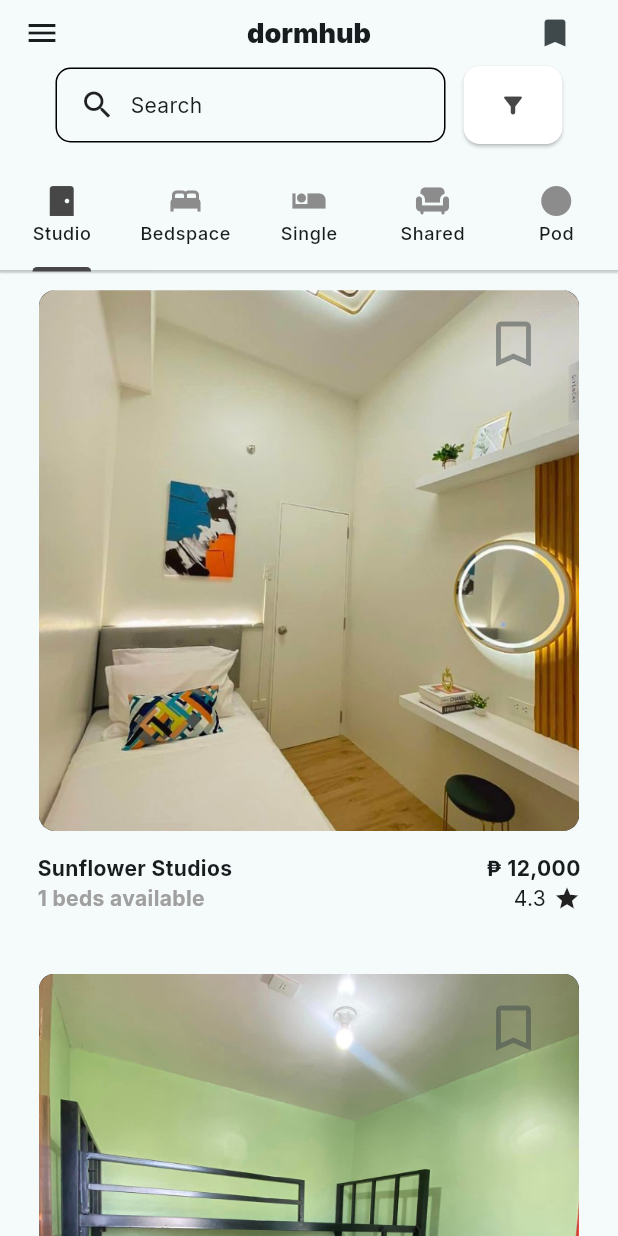
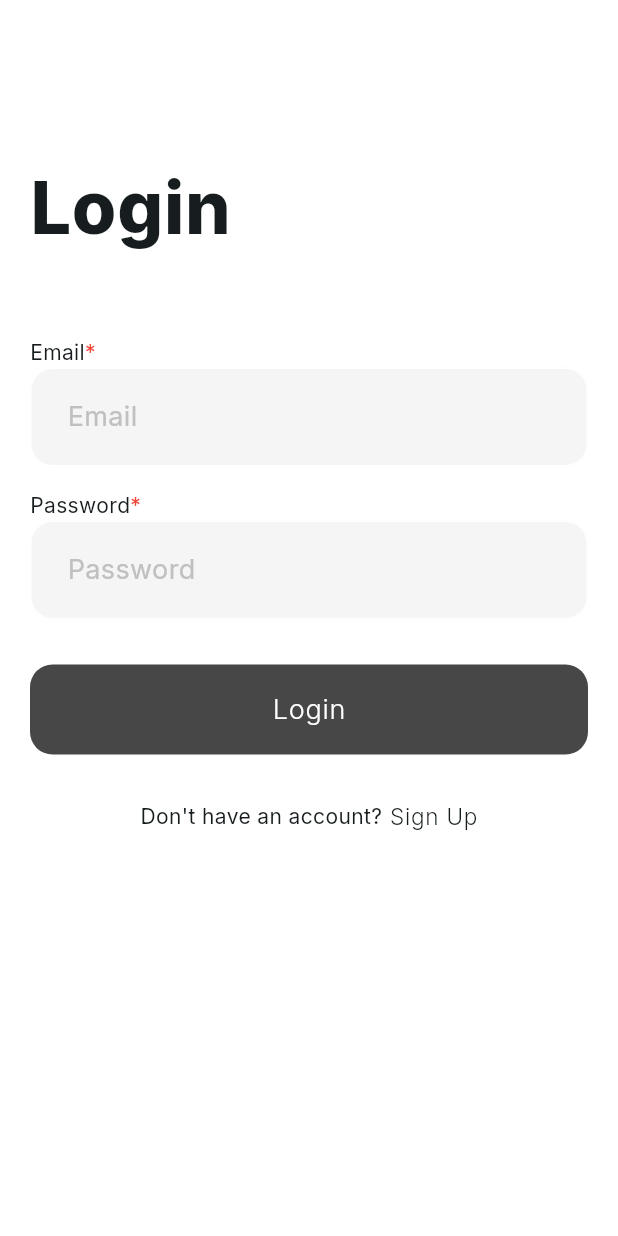
Before and after one commit to ringojuice03/dormhub, a Flutter app: the screen it shows after launch, on a phone screen of 412 x 824 dp. Run offline on Flutter 3.47's test engine with Material 3 defaults, Android fonts, the phone set to English and light mode, and no system bars; our stand-ins replace auto_size_text, cloud_firestore, firebase_auth, firebase_core, flutter_svg, fluttertoast and 3 more; accounts and stored records are empty.

Commit message:
firebase

```diff
--- /dev/null
+++ b/dorm_list/lib/firebase_auth_implementation/firebase_auth_services.dart
@@ -0,0 +1,47 @@
+import 'package:dorm_list/firebase_auth_implementation/user_model.dart';
+import 'package:dorm_list/firebase_auth_implementation/user_repository.dart';
+import 'package:dorm_list/global/common/toast.dart';
+import 'package:firebase_auth/firebase_auth.dart';
+import 'package:get/get.dart';
+
+
+
+
+class FirebaseAuthService {
+  FirebaseAuth _auth = FirebaseAuth.instance;
+  final userRepo = Get.put(UserRepository());
+
+  Future<User?> signUpWithEmailAndPassword(String email, String password) async {
+    try {
+      UserCredential credential = await _auth.createUserWithEmailAndPassword(email: email, password: password);
+      return credential.user;
+    } on FirebaseAuthException catch(e) {
+      if (e.code == 'email-already-in-use') {
+        showToast(message: 'The email is already in use.');
+      }
+      else {
+        showToast(message: 'An error occurred: ${e.code}');
+      }
+      return null;
+    }
+  }
+
+  Future<User?> signInWithEmailAndPassword(String email, String password) async {
+
+    try {
+      UserCredential credential = await _auth.signInWithEmailAndPassword(email: email, password: password);
+      return credential.user;
+    } on FirebaseAuthException catch (e) {
+      if (e.code == 'user-not-found' || e.code == 'invalid-credential') {
+        showToast(message: 'Invalid email or password.');
+      } else {
+        showToast(message: 'An error occurred: ${e.code}');
+      }
+    }
+    return null;
+  }
+
+  Future<void> createUser(UserModel user) async {
+    await userRepo.creatUser(user);
+  }
+}
--- /dev/null
+++ b/dorm_list/lib/firebase_auth_implementation/user_model.dart
@@ -0,0 +1,26 @@
+class UserModel {
+  final String firstname;
+  final String surname;
+  final String username;
+  final String email;
+  final String password;
+
+  const UserModel({
+    required this.firstname,
+    required this.surname,
+    required this.username,
+    required this.email,
+    required this.password,
+  });
+
+  toJson(){
+    return {
+      'FirstName': firstname,
+      'SurName': surname,
+      'UserName': username,
+      'Email': email,
+      'Password': password,
+    };
+  }
+
+}
--- /dev/null
+++ b/dorm_list/lib/firebase_auth_implementation/user_repository.dart
@@ -0,0 +1,20 @@
+import 'package:cloud_firestore/cloud_firestore.dart';
+import 'package:dorm_list/firebase_auth_implementation/user_model.dart';
+import 'package:dorm_list/global/common/toast.dart';
+import 'package:get/get.dart';
+
+class UserRepository extends GetxController {
+  static UserRepository get instance => Get.find();
+
+  final _db = FirebaseFirestore.instance;
+
+  creatUser(UserModel user) async{
+    await _db.collection('Users').add(user.toJson()).whenComplete(() => showToast(message: 'User account has been created'))
+    .catchError((error, StackTrace) {
+      showToast(message: 'An error occurred: ${error.code}');
+    })
+    ;
+  }
+
+
+}
--- a/dorm_list/lib/main.dart
+++ b/dorm_list/lib/main.dart
@@ -1,4 +1,7 @@
 import 'package:dorm_list/dorms.dart';
+import 'package:dorm_list/pages/login_page.dart';
+import 'package:firebase_core/firebase_core.dart';
+import 'package:flutter/foundation.dart';
 import 'package:flutter/material.dart';
 import 'package:provider/provider.dart';
 import 'package:dorm_list/pages/dormdetail_page.dart';
@@ -11,7 +14,14 @@ import 'package:dorm_list/pages/profile_page.dart';
 import 'package:dorm_list/pages/dormdetail_page.dart';
 import 'package:google_fonts/google_fonts.dart';
 
-void main() {
+Future main() async{
+  WidgetsFlutterBinding.ensureInitialized();
+  if(kIsWeb) {
+    await Firebase.initializeApp(options: FirebaseOptions(apiKey: "AIzaSyC18ITJIcmxMDNNr3CQifgDxF-P9EG_G-o", appId: "1:476998983836:web:08a91b5675b74abfcecd59", messagingSenderId: "476998983836", projectId: "kingkane-dhub"));
+  }
+  else {
+    await Firebase.initializeApp();
+  }
   runApp(MyApp());
 }
 
@@ -55,7 +65,9 @@ class MyApp extends StatelessWidget {
           ),
         ),
         debugShowCheckedModeBanner: false,
-        home: const SplashScreen(),
+        home: const SplashScreen(
+          child: Login_Page(),
+        ),
         //used to navigate between pages
         routes: {
           '/homepage': (context) => const HomePage(),
@@ -65,6 +77,7 @@ class MyApp extends StatelessWidget {
           '/booking': (context) => const BookingPage(),
           '/noneyet': (context) => const Placeholder(),
           '/registration': (context) => const Registration(),
+          '/login': (context) => const Login_Page(),
         },
       ),
     );
--- /dev/null
+++ b/dorm_list/lib/pages/login_page.dart
@@ -0,0 +1,199 @@
+import 'package:dorm_list/components/registration_textfield.dart';
+import 'package:dorm_list/firebase_auth_implementation/firebase_auth_services.dart';
+import 'package:dorm_list/global/common/toast.dart';
+import 'package:dorm_list/pages/registration_page.dart';
+import 'package:firebase_auth/firebase_auth.dart';
+import 'package:flutter/material.dart';
+
+class Login_Page extends StatefulWidget {
+  const Login_Page({super.key});
+
+  @override
+  State<Login_Page> createState() => _Login_PageState();
+}
+
+class _Login_PageState extends State<Login_Page> {
+  FirebaseAuthService _auth = FirebaseAuthService();
+
+  bool _isSigning = false;
+  final emailController = TextEditingController();
+  final passwordController = TextEditingController();
+
+  @override
+  Widget build(BuildContext context) {
+    return Scaffold(
+      backgroundColor: Colors.white,
+      body: SafeArea(
+        child: SingleChildScrollView(
+          child: Padding(
+            padding: const EdgeInsets.only(left: 20, right: 20, top: 103),
+            child: Column(
+              crossAxisAlignment: CrossAxisAlignment.start,
+              children: [
+                // Login
+                Text('Login',
+                    style: Theme.of(context)
+                        .textTheme
+                        .bodyLarge!
+                        .copyWith(fontWeight: FontWeight.w800, fontSize: 48)),
+                const SizedBox(height: 34),
+                Column(
+                  crossAxisAlignment: CrossAxisAlignment.start,
+                  children: [
+
+                    // // first name
+                    // RegistrationTextField(
+                    //   hintText: 'First Name',
+                    //   controller: firstNameController,
+                    //   obscureText: false,
+                    // ),
+
+                    // // surname
+                    // RegistrationTextField(
+                    //   hintText: 'Surname',
+                    //   controller: surnameController,
+                    //   obscureText: false,
+                    // ),
+
+                    // // username
+                    // RegistrationTextField(
+                    //   hintText: 'Username',
+                    //   controller: usernameController,
+                    //   obscureText: false,
+                    // ),
+
+                    // email
+                    RegistrationTextField(
+                      hintText: 'Email',
+                      controller: emailController,
+                      obscureText: false,
+                    ),
+
+                    // password
+                    RegistrationTextField(
+                      hintText: 'Password',
+                      controller: passwordController,
+                      obscureText: true,
+                    ),
+
+                    // sign up button
+                    const SizedBox(height: 30),
+                    TextButton(
+                      style: TextButton.styleFrom(
+                        backgroundColor: const Color(0xFF474747),
+                        minimumSize: const Size(double.infinity, 60),
+                        shape: RoundedRectangleBorder(
+                          borderRadius: BorderRadius.circular(15),
+                        ),
+                      ),
+                      onPressed: () {
+                        _signIn();
+                      },
+                      child: Center(
+                        child: _isSigning ?
+                        SizedBox(height: 20, width: 20,child: CircularProgressIndicator(color: Colors.white,)) :
+                        Text('Login',
+                            style: Theme.of(context)
+                                .textTheme
+                                .bodyLarge!
+                                .copyWith(
+                                    color: Colors.white,
+                                    fontWeight: FontWeight.w300,
+                                    fontSize: 18)),
+                      ),
+                    ),
+
+                    // // or
+                    // const SizedBox(height: 30),
+                    // Row(
+                    //   children: [
+                    //     const Expanded(child: Divider()),
+                    //     const SizedBox(width: 10),
+                    //     Text('or',
+                    //         style: Theme.of(context).textTheme.bodyMedium),
+                    //     const SizedBox(width: 10),
+                    //     const Expanded(child: Divider()),
+                    //   ],
+                    // ),
+                    // const SizedBox(height: 30),
+
+                    // // sign up with google
+                    // OutlinedButton(
+                    //   style: TextButton.styleFrom(
+                    //     backgroundColor: Colors.white,
+                    //     minimumSize: const Size(double.infinity, 60),
+                    //     shape: RoundedRectangleBorder(
+                    //       borderRadius: BorderRadius.circular(15),
+                    //     ),
+                    //   ),
+                    //   onPressed: () {},
+                    //   child: Row(
+                    //     mainAxisAlignment: MainAxisAlignment.center,
+                    //     children: [
+                    //       SvgPicture.asset('assets/svgs/google.svg'),
+                    //       const SizedBox(width: 8.5),
+                    //       Text('Sign up with Google',
+                    //           style: Theme.of(context)
+                    //               .textTheme
+                    //               .bodyLarge!
+                    //               .copyWith(
+                    //                   fontWeight: FontWeight.w300,
+                    //                   fontSize: 18)),
+                    //     ],
+                    //   ),
+                    // ),
+                    const SizedBox(height: 30),
+                    // SizedBox(height: 20,),
+                    Row(
+                      mainAxisAlignment: MainAxisAlignment.center,
+                      children: [
+                        Text("Don't have an account?", style: Theme.of(context).textTheme.bodyMedium),
+                        SizedBox(width: 5,),
+                        GestureDetector(
+                          onTap: () {
+                            Navigator.pushAndRemoveUntil(context, MaterialPageRoute(builder: (context) => Registration()), (route) => false);
+                          },
+                          child: Text('Sign Up',
+                            style: Theme.of(context)
+                                  .textTheme
+                                  .bodyLarge!
+                                  .copyWith(
+                                      fontWeight: FontWeight.w300,
+                                      fontSize: 15)),
+                        )
+                      ],
+                    ),
+                    const SizedBox(height: 77)
+                  ],
+                ),
+              ],
+            ),
+          ),
+        ),
+      ),
+    );
+  }
+
+  void _signIn() async {
+    setState(() {
+      _isSigning = true;
+    });
+
+    String email = emailController.text;
+    String password = passwordController.text;
+
+    User? user = await _auth.signInWithEmailAndPassword(email, password);
+    //print(user);
+
+    setState(() {
+      _isSigning = false;
+    });
+
+    if (user != null) {
+      showToast(message: 'User is successfully signed in');
+      Navigator.pushNamed(context, "/homepage");
+    } else {
+      //showToast(message: 'Login error');
+    }
+  }
+}
--- a/dorm_list/lib/splash_screen.dart
+++ b/dorm_list/lib/splash_screen.dart
@@ -3,7 +3,8 @@ import 'package:flutter/material.dart';
 import 'package:google_fonts/google_fonts.dart';
 
 class SplashScreen extends StatefulWidget {
-  const SplashScreen({super.key});
+  final Widget? child;
+  const SplashScreen({super.key, this.child});
 
   @override
   State<SplashScreen> createState() => _SplashScreenState();
@@ -25,7 +26,7 @@ class _SplashScreenState extends State<SplashScreen> with TickerProviderStateMix
 
     if(!mounted) return;
       Navigator.of(context).pushAndRemoveUntil(
-        MaterialPageRoute(builder: (context) => const HomePage()),
+        MaterialPageRoute(builder: (context) => widget.child!),
         (route) => false
     );
   }
```
Also changed, not shown: dorm_list/lib/global/common/toast.dart (added, +14 -0 lines), dorm_list/lib/pages/registration_page.dart (+75 -3 lines), dorm_list/pubspec.yaml (+13 -9 lines), dorm_list/firebase.json (added), dorm_list/lib/firebase_options.dart (added), dorm_list/pubspec.lock, 10 other files.
